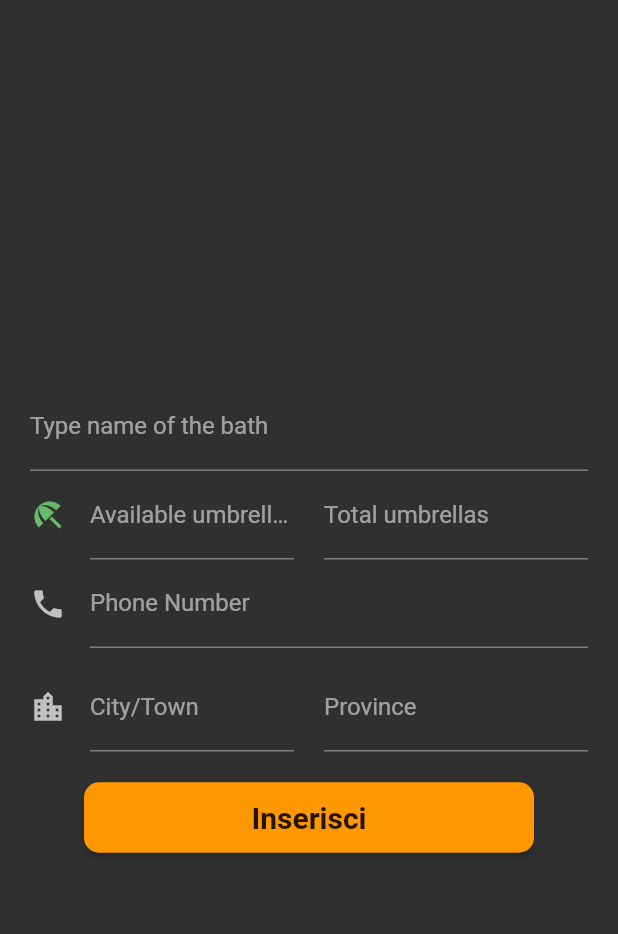
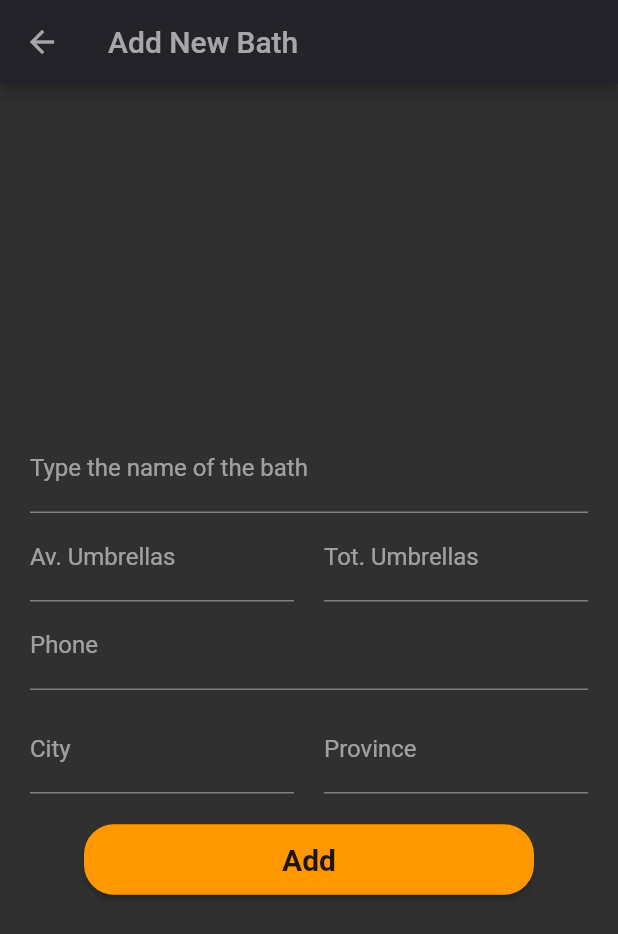
Before and after one commit to elpanas/beachuFlutter, a Flutter app: the NewBath screen opened by its route, on a phone screen of 412 x 824 dp. Shown: the top 934 px of the screen. Run offline on Flutter 3.47's test engine with Material 2 defaults, Android fonts, the phone set to English and light mode, and no system bars; drawn by our look-alikes of modal_progress_hud_nsn; our stand-ins replace firebase_auth, firebase_core, flutter_dotenv, font_awesome_flutter, geolocator, google_sign_in; missing offline and left inert: flutter_facebook_auth, flutter_phone_direct_caller, maps_launcher; accounts and stored records are empty; network calls fail.

Commit message:
edit remove function added

```diff
--- a/lib/components/action_button.dart
+++ b/lib/components/action_button.dart
@@ -12,7 +12,7 @@ class ActionIconButton extends StatelessWidget {
   Widget build(BuildContext context) {
     return TextButton(
       child: Padding(
-        padding: EdgeInsets.only(right: 20.0),
+        padding: EdgeInsets.only(right: 10.0),
         child: Icon(icon),
       ),
       onPressed: onPressed,
--- a/lib/components/bathpage/bath_container.dart
+++ b/lib/components/bathpage/bath_container.dart
@@ -16,8 +16,7 @@ class BathContainer extends StatelessWidget {
 
   @override
   Widget build(BuildContext context) {
-    return Expanded(
-      child: Container(
+    return Container(
       margin: kBathMargin,
       padding: kBathPadding,
       decoration: kBathTitleDecoration,
@@ -41,7 +40,6 @@ class BathContainer extends StatelessWidget {
           ),
         ],
       ),
-      ),
     );
   }
 }
--- a/lib/components/new_edit_bathpage/available_umbrella_field.dart
+++ /dev/null
@@ -1,33 +0,0 @@
-import 'package:beachu/constants.dart';
-import 'package:beachu/functions.dart';
-import 'package:flutter/material.dart';
-
-class AvailUmbrellasField extends StatelessWidget {
-  const AvailUmbrellasField({
-    required this.controller,
-    this.initialValue,
-  });
-
-  final TextEditingController controller;
-  final String? initialValue;
-
-  @override
-  Widget build(BuildContext context) {
-    return Expanded(
-      child: TextFormField(
-        controller: controller,
-        initialValue: initialValue,
-        keyboardType: TextInputType.number,
-        decoration: InputDecoration(
-          icon: Icon(
-            Icons.beach_access,
-            color: Colors.green.shade400,
-          ),
-          labelText: 'Available umbrellas',
-          labelStyle: kBathOpacTextStyle,
-        ),
-        validator: validatorCallback,
-      ),
-    );
-  }
-}
--- a/lib/components/new_edit_bathpage/city_field.dart
+++ b/lib/components/new_edit_bathpage/bath_field.dart
@@ -2,25 +2,29 @@ import 'package:beachu/constants.dart';
 import 'package:beachu/functions.dart';
 import 'package:flutter/material.dart';
 
-class CityField extends StatelessWidget {
-  const CityField({
+class BathField extends StatelessWidget {
+  const BathField({
     required this.controller,
+    required this.labelText,
     this.initialValue,
   });
 
   final TextEditingController controller;
+  final String labelText;
   final String? initialValue;
+
+  void checkAndSetInitialValue() {
+    if (initialValue != null) controller.text = initialValue!;
+  }
 
   @override
   Widget build(BuildContext context) {
-    return Expanded(
+    checkAndSetInitialValue();
+    return Flexible(
       child: TextFormField(
         controller: controller,
-        initialValue: initialValue,
-        keyboardType: TextInputType.text,
         decoration: InputDecoration(
-          icon: Icon(Icons.location_city),
-          labelText: 'City/Town',
+          labelText: labelText,
           labelStyle: kBathOpacTextStyle,
         ),
         validator: validatorCallback,
--- a/lib/components/new_edit_bathpage/name_field.dart
+++ /dev/null
@@ -1,26 +0,0 @@
-import 'package:beachu/constants.dart';
-import 'package:beachu/functions.dart';
-import 'package:flutter/material.dart';
-
-class NameField extends StatelessWidget {
-  const NameField({
-    required this.controller,
-    this.initialValue,
-  });
-
-  final TextEditingController controller;
-  final String? initialValue;
-
-  @override
-  Widget build(BuildContext context) {
-    return TextFormField(
-      controller: controller,
-      initialValue: initialValue,
-      decoration: InputDecoration(
-        labelText: 'Type name of the bath',
-        labelStyle: kBathOpacTextStyle,
-      ),
-      validator: validatorCallback,
-    );
-  }
-}
--- a/lib/components/new_edit_bathpage/phone_field.dart
+++ /dev/null
@@ -1,28 +0,0 @@
-import 'package:beachu/constants.dart';
-import 'package:beachu/functions.dart';
-import 'package:flutter/material.dart';
-
-class PhoneNumberField extends StatelessWidget {
-  const PhoneNumberField({
-    required this.controller,
-    this.initialValue,
-  });
-
-  final TextEditingController controller;
-  final String? initialValue;
-
-  @override
-  Widget build(BuildContext context) {
-    return TextFormField(
-      controller: controller,
-      initialValue: initialValue,
-      keyboardType: TextInputType.phone,
-      decoration: InputDecoration(
-        icon: Icon(Icons.phone),
-        labelText: 'Phone Number',
-        labelStyle: kBathOpacTextStyle,
-      ),
-      validator: validatorCallback,
-    );
-  }
-}
--- a/lib/components/new_edit_bathpage/province_field.dart
+++ /dev/null
@@ -1,29 +0,0 @@
-import 'package:beachu/constants.dart';
-import 'package:beachu/functions.dart';
-import 'package:flutter/material.dart';
-
-class ProvinceField extends StatelessWidget {
-  const ProvinceField({
-    required this.controller,
-    this.initialValue,
-  });
-
-  final TextEditingController controller;
-  final String? initialValue;
-
-  @override
-  Widget build(BuildContext context) {
-    return Expanded(
-      child: TextFormField(
-        controller: controller,
-        initialValue: initialValue,
-        keyboardType: TextInputType.text,
-        decoration: InputDecoration(
-          labelText: 'Province',
-          labelStyle: kBathOpacTextStyle,
-        ),
-        validator: validatorCallback,
-      ),
-    );
-  }
-}
--- a/lib/components/new_edit_bathpage/tot_umbrellas_field.dart
+++ /dev/null
@@ -1,29 +0,0 @@
-import 'package:beachu/constants.dart';
-import 'package:beachu/functions.dart';
-import 'package:flutter/material.dart';
-
-class TotalUmbrellasField extends StatelessWidget {
-  const TotalUmbrellasField({
-    required this.controller,
-    this.initialValue,
-  });
-
-  final TextEditingController controller;
-  final String? initialValue;
-
-  @override
-  Widget build(BuildContext context) {
-    return Expanded(
-      child: TextFormField(
-        controller: controller,
-        initialValue: initialValue,
-        keyboardType: TextInputType.number,
-        decoration: InputDecoration(
-          labelText: 'Total umbrellas',
-          labelStyle: kBathOpacTextStyle,
-        ),
-        validator: validatorCallback,
-      ),
-    );
-  }
-}
--- a/lib/constants.dart
+++ b/lib/constants.dart
@@ -10,7 +10,7 @@ final kButtonStyle = ButtonStyle(
   ),
   shape: MaterialStateProperty.all(
     RoundedRectangleBorder(
-      borderRadius: BorderRadius.circular(10.0),
+      borderRadius: BorderRadius.circular(20.0),
     ),
   ),
   textStyle: MaterialStateProperty.all(
--- a/lib/models/bath_model.dart
+++ b/lib/models/bath_model.dart
@@ -4,9 +4,10 @@ import 'package:maps_launcher/maps_launcher.dart';
 
 class Bath extends ChangeNotifier {
   final String? bid;
-  final String uid, name, phone, city, province;
+  final String uid;
+  String name, phone, city, province;
   int avUmbrellas, totUmbrellas;
-  final double latitude, longitude;
+  double latitude, longitude;
 
   Bath({
     this.bid,
--- a/lib/views/new_bath.dart
+++ b/lib/views/new_bath.dart
@@ -1,9 +1,4 @@
-import 'package:beachu/components/new_edit_bathpage/available_umbrella_field.dart';
-import 'package:beachu/components/new_edit_bathpage/city_field.dart';
-import 'package:beachu/components/new_edit_bathpage/name_field.dart';
-import 'package:beachu/components/new_edit_bathpage/phone_field.dart';
-import 'package:beachu/components/new_edit_bathpage/province_field.dart';
-import 'package:beachu/components/new_edit_bathpage/tot_umbrellas_field.dart';
+import 'package:beachu/components/new_edit_bathpage/bath_field.dart';
 import 'package:beachu/components/simple_button.dart';
 import 'package:beachu/models/bath_model.dart';
 import 'package:beachu/providers/bath_provider.dart';
@@ -34,37 +29,59 @@ class _NewBathState extends State<NewBath> {
     return Consumer<BathProvider>(
       builder: (context, data, child) {
         return Scaffold(
+          appBar: AppBar(
+            title: Text('Add New Bath'),
+          ),
           body: ModalProgressHUD(
-            inAsyncCall: data.isLoading(),
+            inAsyncCall: data.loading,
             child: Form(
               key: _formKey,
               child: Padding(
                 padding: EdgeInsets.symmetric(horizontal: 20.0),
+                child: Center(
+                  child: SingleChildScrollView(
                     child: Column(
                       mainAxisAlignment: MainAxisAlignment.center,
-                  crossAxisAlignment: CrossAxisAlignment.center,
+                      mainAxisSize: MainAxisSize.min,
                       children: [
-                    NameField(controller: _nameController),
+                        BathField(
+                          controller: _nameController,
+                          labelText: 'Type the name of the bath',
+                        ),
                         Row(
                           children: [
-                        AvailUmbrellasField(controller: _avUmbrellasController),
+                            BathField(
+                              controller: _avUmbrellasController,
+                              labelText: 'Av. Umbrellas',
+                            ),
                             SizedBox(width: 20.0),
-                        TotalUmbrellasField(
-                            controller: _totUmbrellasController),
+                            BathField(
+                              controller: _totUmbrellasController,
+                              labelText: 'Tot. Umbrellas',
+                            ),
                           ],
                         ),
-                    PhoneNumberField(controller: _phoneController),
+                        BathField(
+                          controller: _phoneController,
+                          labelText: 'Phone',
+                        ),
                         SizedBox(height: 10.0),
                         Row(
                           children: [
-                        CityField(controller: _cityController),
+                            BathField(
+                              controller: _cityController,
+                              labelText: 'City',
+                            ),
                             SizedBox(width: 20.0),
-                        ProvinceField(controller: _provinceController),
+                            BathField(
+                              controller: _provinceController,
+                              labelText: 'Province',
+                            ),
                           ],
                         ),
                         SizedBox(height: 20.0),
                         SimpleButton(
-                      title: 'Inserisci',
+                          title: 'Add',
                           onPressed: () async {
                             bool _validate = _formKey.currentState!.validate(),
                                 _result = false;
@@ -84,10 +101,20 @@ class _NewBathState extends State<NewBath> {
 
                             if (!_validate || !_result)
                               ScaffoldMessenger.of(context).showSnackBar(
-                              SnackBar(content: Text('Something went wrong')));
+                                SnackBar(
+                                  content: Text(
+                                    'Something went wrong',
+                                    style: TextStyle(color: Colors.black),
+                                  ),
+                                  backgroundColor: Colors.orange,
+                                  padding: EdgeInsets.symmetric(vertical: 5.0),
+                                ),
+                              );
                           },
                         ),
                       ],
+                    ),
+                  ),
                 ),
               ),
             ),
```
Also changed, not shown: lib/functions.dart (+7 -1 lines), lib/providers/bath_provider.dart (+91 -104 lines), lib/views/bath_list.dart (+11 -12 lines), lib/views/bath_page.dart (+49 -23 lines), lib/views/edit_bath.dart (+42 -28 lines), lib/views/home.dart (+18 -10 lines), lib/views/login.dart (+11 -3 lines). Lines whose indentation alone changed are shown as unchanged.
